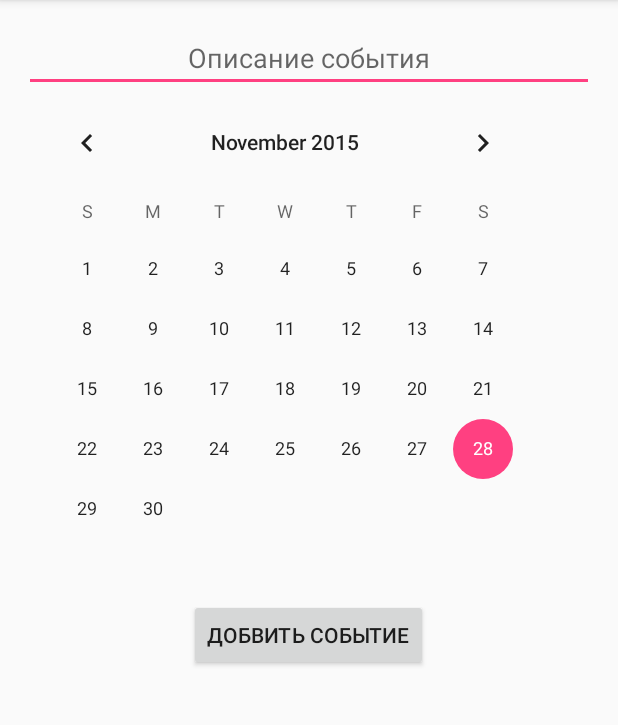
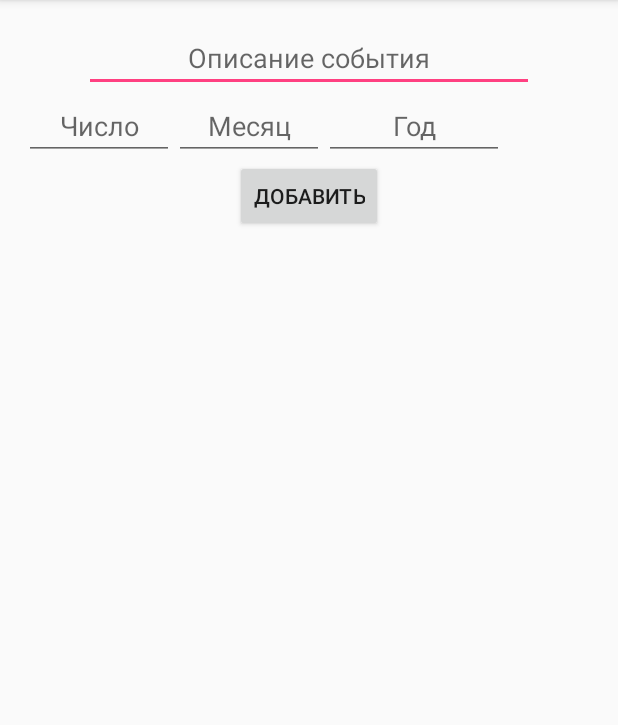
Before and after one commit to IncineratorG/Expenses, an Android app: the AddNewEvent screen opened directly, with no data from a screen before it, on a phone screen of 412 x 824 dp, the part 84-809 px from its top. Run offline under Robolectric (Android 15) with nearby library versions, the phone set to English and light mode, and no system bars.

Commit message:
Work on AddNewEvent.

```diff
--- a/app/src/main/java/com/example/costs/AddNewEvent.java
+++ b/app/src/main/java/com/example/costs/AddNewEvent.java
@@ -2,8 +2,10 @@ package com.example.costs;
 
 import android.support.v7.app.AppCompatActivity;
 import android.os.Bundle;
+import android.view.View;
 import android.widget.CalendarView;
 import android.widget.TextView;
+import android.widget.Toast;
 
 import java.text.ParseException;
 import java.text.SimpleDateFormat;
@@ -11,40 +13,78 @@ import java.util.Calendar;
 
 public class AddNewEvent extends AppCompatActivity {
 
-    TextView eventDescription;
-    CalendarView calendarView;
+    TextView eventDescriptionTextView;
+    TextView eventDayTextView;
+    TextView eventMonthTextView;
+    TextView eventYearTextView;
+
+    CostsDB db;
 
     String dateOfEventString;
+    String eventDateError = "Некорректная дата";
+
+    boolean isInputIncorrect = false;
 
     @Override
     protected void onCreate(Bundle savedInstanceState) {
         super.onCreate(savedInstanceState);
         setContentView(R.layout.activity_add_new_event);
 
-        eventDescription = (TextView) findViewById(R.id.eventDescription);
-        calendarView = (CalendarView) findViewById(R.id.calendarView);
+        // Инициализируем поля ввода
+        eventDescriptionTextView = (TextView) findViewById(R.id.eventDescription);
+        eventDayTextView = (TextView) findViewById(R.id.eventDay);
+        eventMonthTextView = (TextView) findViewById(R.id.eventMonth);
+        eventYearTextView = (TextView) findViewById(R.id.eventYear);
 
+        // Получаем доступ к базе данных
+        db = new CostsDB(this, null, null, 1);
+    }
 
-        Calendar c = Calendar.getInstance();
-        System.out.println(c.getTimeInMillis());
+    public void addEventButtonOnClick(View view) {
+        Calendar calendar = Calendar.getInstance();
 
+        // Получаем и проверяем входные данные
+        int eventDay = 3;
+        int eventMonth = 5;
+        int eventYear = 1989;
+        try {
+            isInputIncorrect = false;
+            eventDay = Integer.parseInt(eventDayTextView.getText().toString());
+            eventMonth = Integer.parseInt(eventMonthTextView.getText().toString());
+            eventYear = Integer.parseInt(eventYearTextView.getText().toString());
 
-        calendarView.setOnDateChangeListener(
-                new CalendarView.OnDateChangeListener() {
-                    @Override
-                    public void onSelectedDayChange(CalendarView view, int year, int month, int dayOfMonth) {
-                        dateOfEventString = String.valueOf(dayOfMonth) + "-" + String.valueOf(month + 1) + "-" + String.valueOf(year);
+            if ((eventDay < 1 && eventDay > 31) || (eventMonth < 1 && eventMonth > 12) || (eventYear < calendar.get(Calendar.YEAR))) {
+                isInputIncorrect = true;
+                Toast errorDayToast = Toast.makeText(this, eventDateError, Toast.LENGTH_LONG);
+                errorDayToast.show();
+            }
+        } catch (Exception e) {
+            isInputIncorrect = true;
+            Toast errorDayToast = Toast.makeText(this, eventDateError, Toast.LENGTH_LONG);
+            errorDayToast.show();
+        }
 
-/*
-                        long l = 0;
-                        try {
-                            l = new SimpleDateFormat("dd-MM-yyyy").parse(date).getTime();
-                        } catch (ParseException e) {
-                            e.printStackTrace();
-                        }
-*/
-                    }
-                }
-        );
+        // Если всё в порядке - записываем данные о предстоящем событии в базу данных
+        if (!isInputIncorrect) {
+
+            dateOfEventString = String.valueOf(eventDay) + "." + String.valueOf(eventMonth) + "." + String.valueOf(eventYear);
+            long dateOfEventInMilliseconds = 0;
+            boolean allDataIsFine = true;
+
+            try {
+                dateOfEventInMilliseconds = new SimpleDateFormat("dd.MM.yyyy").parse(dateOfEventString).getTime();
+            } catch (Exception e) {
+                Toast errorInDateParsingToast = Toast.makeText(this, "ERROR PARSING DATE", Toast.LENGTH_LONG);
+                errorInDateParsingToast.show();
+                allDataIsFine = false;
+            }
+
+            if (allDataIsFine) {
+                //db.addNewEvent(eventDescriptionTextView.getText().toString(), dateOfEventString, dateOfEventInMilliseconds);
+                eventDescriptionTextView.setText(String.valueOf(dateOfEventInMilliseconds));
+                System.out.println(calendar.getTimeInMillis());
+            }
+        }
+
     }
 }
--- a/app/src/main/res/layout/activity_add_new_event.xml
+++ b/app/src/main/res/layout/activity_add_new_event.xml
@@ -9,48 +9,69 @@
     android:paddingTop="@dimen/activity_vertical_margin"
     tools:context="com.example.costs.AddNewEvent">
 
-    <ScrollView
+    <EditText
         android:layout_width="wrap_content"
         android:layout_height="wrap_content"
-        android:id="@+id/scrollView"
+        android:id="@+id/eventDescription"
         android:layout_alignParentTop="true"
-        android:layout_alignParentBottom="true"
-        android:layout_alignParentRight="true"
-        android:layout_alignParentEnd="true"
-        android:layout_alignParentLeft="true"
-        android:layout_alignParentStart="true" >
-
-        <LinearLayout
-            android:orientation="vertical"
-            android:layout_width="match_parent"
-            android:layout_height="match_parent">
+        android:layout_centerHorizontal="true"
+        android:minWidth="300dp"
+        android:hint="Описание события"
+        android:textAlignment="center" />
 
     <EditText
-                android:layout_width="match_parent"
-                android:layout_height="wrap_content"
-                android:id="@+id/eventDescription"
-                android:layout_alignTop="@+id/scrollView"
-                android:layout_centerHorizontal="true"
-                android:minWidth="300dp"
-                android:textAlignment="center"
-                android:hint="Описание события" />
-
-            <CalendarView
         android:layout_width="wrap_content"
         android:layout_height="wrap_content"
-                android:id="@+id/calendarView"
-                android:layout_centerVertical="true"
-                android:layout_centerHorizontal="true" />
+        android:inputType="date"
+        android:ems="10"
+        android:id="@+id/eventDay"
+        android:layout_below="@+id/eventDescription"
+        android:layout_alignParentLeft="true"
+        android:layout_alignParentStart="true"
+        android:width="100dp"
+        android:hint="Число"
+        android:textAlignment="center" />
+
+    <EditText
+        android:layout_width="wrap_content"
+        android:layout_height="wrap_content"
+        android:inputType="date"
+        android:ems="10"
+        android:id="@+id/eventMonth"
+        android:layout_alignBottom="@+id/eventDay"
+        android:layout_toRightOf="@+id/eventDay"
+        android:layout_toEndOf="@+id/eventDay"
+        android:width="100dp"
+        android:textAlignment="center"
+        android:hint="Месяц" />
+
+    <EditText
+        android:layout_width="wrap_content"
+        android:layout_height="wrap_content"
+        android:inputType="date"
+        android:ems="10"
+        android:id="@+id/eventYear"
+        android:layout_alignBottom="@+id/eventMonth"
+        android:layout_toRightOf="@+id/eventMonth"
+        android:layout_toEndOf="@+id/eventMonth"
+        android:width="120dp"
+        android:textAlignment="center"
+        android:hint="Год" />
 
     <Button
         android:layout_width="wrap_content"
         android:layout_height="wrap_content"
-                android:text="Добвить событие"
+        android:text="Добавить"
         android:id="@+id/addEventButton"
-                android:layout_alignBottom="@+id/scrollView"
+        android:layout_below="@+id/eventMonth"
         android:layout_centerHorizontal="true"
-                android:layout_gravity="center_horizontal" />
-        </LinearLayout>
-    </ScrollView>
+        android:onClick="addEventButtonOnClick" />
 
+    <ListView
+        android:layout_width="wrap_content"
+        android:layout_height="wrap_content"
+        android:id="@+id/eventsList"
+        android:layout_below="@+id/addEventButton"
+        android:layout_alignParentLeft="true"
+        android:layout_alignParentStart="true" />
 </RelativeLayout>
```
Also changed, not shown: app/src/main/java/com/example/costs/CostsDB.java (+8 -1 lines). Lines whose indentation alone changed are shown as unchanged.
